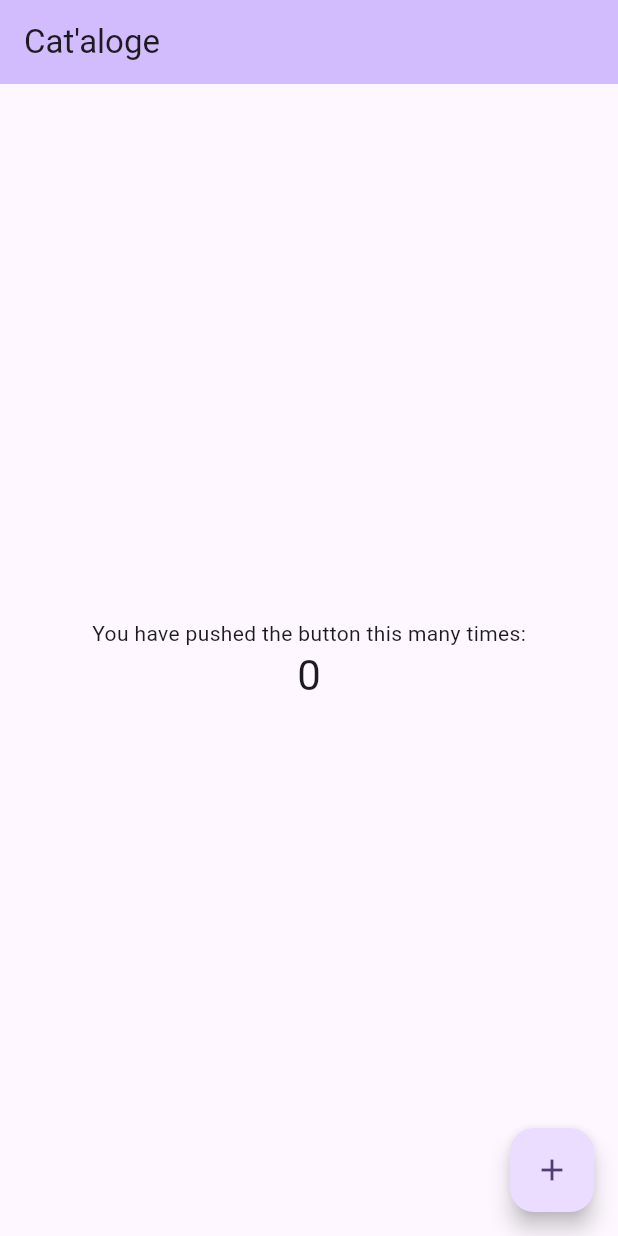
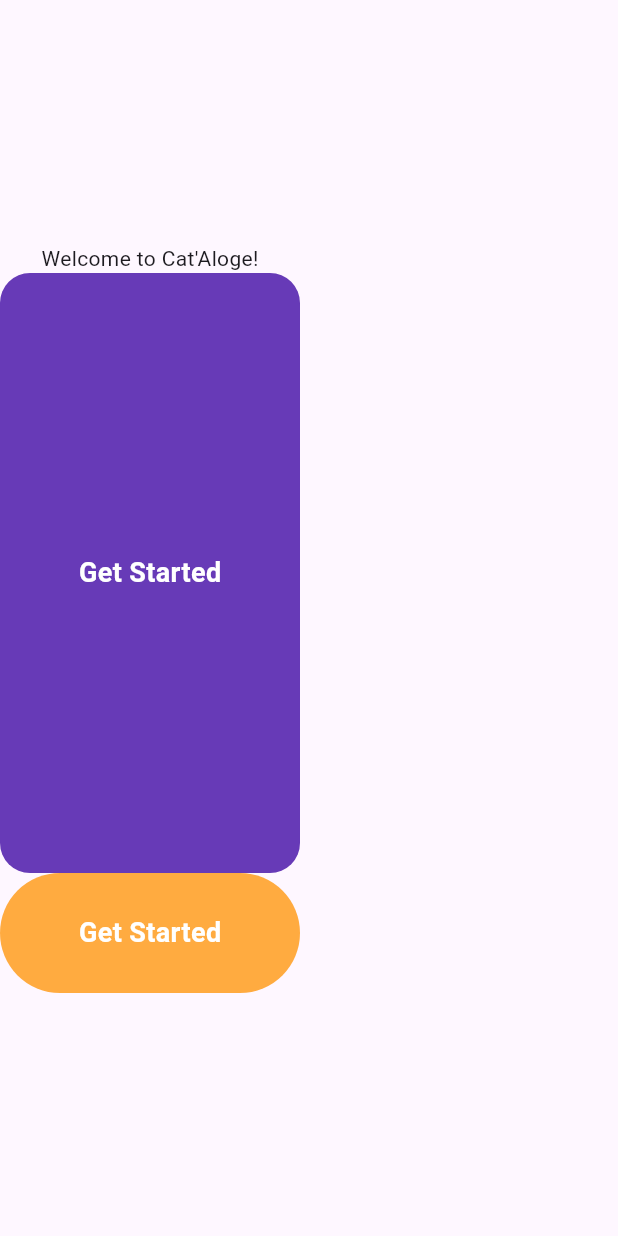
Before and after one commit to JihedMrouki/cat_aloge, a Flutter app: the screen it shows after launch, on a phone screen of 412 x 824 dp. Run offline on Flutter 3.47's test engine with Material 3 defaults, Android fonts, the phone set to English and light mode, and no system bars.

Commit message:
edited & removed default code

```diff
--- a/lib/main.dart
+++ b/lib/main.dart
@@ -1,3 +1,4 @@
+import 'package:cat_aloge/screens/homepage.dart';
 import 'package:flutter/material.dart';
 
 void main() {
@@ -11,97 +12,11 @@ class MyApp extends StatelessWidget {
   @override
   Widget build(BuildContext context) {
     return MaterialApp(
-      title: "Cat'aloge",
+      title: "Cat'Aloge",
       theme: ThemeData(
         colorScheme: ColorScheme.fromSeed(seedColor: Colors.deepPurple),
       ),
-      home: const MyHomePage(title: "Cat'aloge"),
+      home: Homepage(),
     );
   }
 }
-
-class MyHomePage extends StatefulWidget {
-  const MyHomePage({super.key, required this.title});
-
-  // This widget is the home page of your application. It is stateful, meaning
-  // that it has a State object (defined below) that contains fields that affect
-  // how it looks.
-
-  // This class is the configuration for the state. It holds the values (in this
-  // case the title) provided by the parent (in this case the App widget) and
-  // used by the build method of the State. Fields in a Widget subclass are
-  // always marked "final".
-
-  final String title;
-
-  @override
-  State<MyHomePage> createState() => _MyHomePageState();
-}
-
-class _MyHomePageState extends State<MyHomePage> {
-  int _counter = 0;
-
-  void _incrementCounter() {
-    setState(() {
-      // This call to setState tells the Flutter framework that something has
-      // changed in this State, which causes it to rerun the build method below
-      // so that the display can reflect the updated values. If we changed
-      // _counter without calling setState(), then the build method would not be
-      // called again, and so nothing would appear to happen.
-      _counter++;
-    });
-  }
-
-  @override
-  Widget build(BuildContext context) {
-    // This method is rerun every time setState is called, for instance as done
-    // by the _incrementCounter method above.
-    //
-    // The Flutter framework has been optimized to make rerunning build methods
-    // fast, so that you can just rebuild anything that needs updating rather
-    // than having to individually change instances of widgets.
-    return Scaffold(
-      appBar: AppBar(
-        // TRY THIS: Try changing the color here to a specific color (to
-        // Colors.amber, perhaps?) and trigger a hot reload to see the AppBar
-        // change color while the other colors stay the same.
-        backgroundColor: Theme.of(context).colorScheme.inversePrimary,
-        // Here we take the value from the MyHomePage object that was created by
-        // the App.build method, and use it to set our appbar title.
-        title: Text(widget.title),
-      ),
-      body: Center(
-        // Center is a layout widget. It takes a single child and positions it
-        // in the middle of the parent.
-        child: Column(
-          // Column is also a layout widget. It takes a list of children and
-          // arranges them vertically. By default, it sizes itself to fit its
-          // children horizontally, and tries to be as tall as its parent.
-          //
-          // Column has various properties to control how it sizes itself and
-          // how it positions its children. Here we use mainAxisAlignment to
-          // center the children vertically; the main axis here is the vertical
-          // axis because Columns are vertical (the cross axis would be
-          // horizontal).
-          //
-          // TRY THIS: Invoke "debug painting" (choose the "Toggle Debug Paint"
-          // action in the IDE, or press "p" in the console), to see the
-          // wireframe for each widget.
-          mainAxisAlignment: MainAxisAlignment.center,
-          children: <Widget>[
-            const Text('You have pushed the button this many times:'),
-            Text(
-              '$_counter',
-              style: Theme.of(context).textTheme.headlineMedium,
-            ),
-          ],
-        ),
-      ),
-      floatingActionButton: FloatingActionButton(
-        onPressed: _incrementCounter,
-        tooltip: 'Increment',
-        child: const Icon(Icons.add),
-      ), // This trailing comma makes auto-formatting nicer for build methods.
-    );
-  }
-}
--- /dev/null
+++ b/lib/screens/homepage.dart
@@ -0,0 +1,54 @@
+import 'package:flutter/material.dart';
+
+class Homepage extends StatelessWidget {
+  const Homepage({super.key});
+
+  @override
+  Widget build(BuildContext context) {
+    return Scaffold(
+      body: Column(
+        crossAxisAlignment: CrossAxisAlignment.center,
+        mainAxisAlignment: MainAxisAlignment.center,
+        children: <Widget>[
+          Text("Welcome to Cat'Aloge!"),
+          Container(
+            height: 400,
+            width: 200,
+            decoration: BoxDecoration(
+              color: Colors.deepPurple,
+              borderRadius: BorderRadius.circular(20),
+            ),
+            child: const Center(
+              child: Text(
+                'Get Started',
+                style: TextStyle(
+                  color: Colors.white,
+                  fontWeight: FontWeight.bold,
+                  fontSize: 18,
+                ),
+              ),
+            ),
+          ),
+          Container(
+            height: 80,
+            width: 200,
+            decoration: BoxDecoration(
+              color: Colors.orangeAccent,
+              borderRadius: BorderRadius.circular(40),
+            ),
+            child: const Center(
+              child: Text(
+                'Get Started',
+                style: TextStyle(
+                  color: Colors.white,
+                  fontWeight: FontWeight.bold,
+                  fontSize: 18,
+                ),
+              ),
+            ),
+          ),
+        ],
+      ),
+    );
+  }
+}
```
